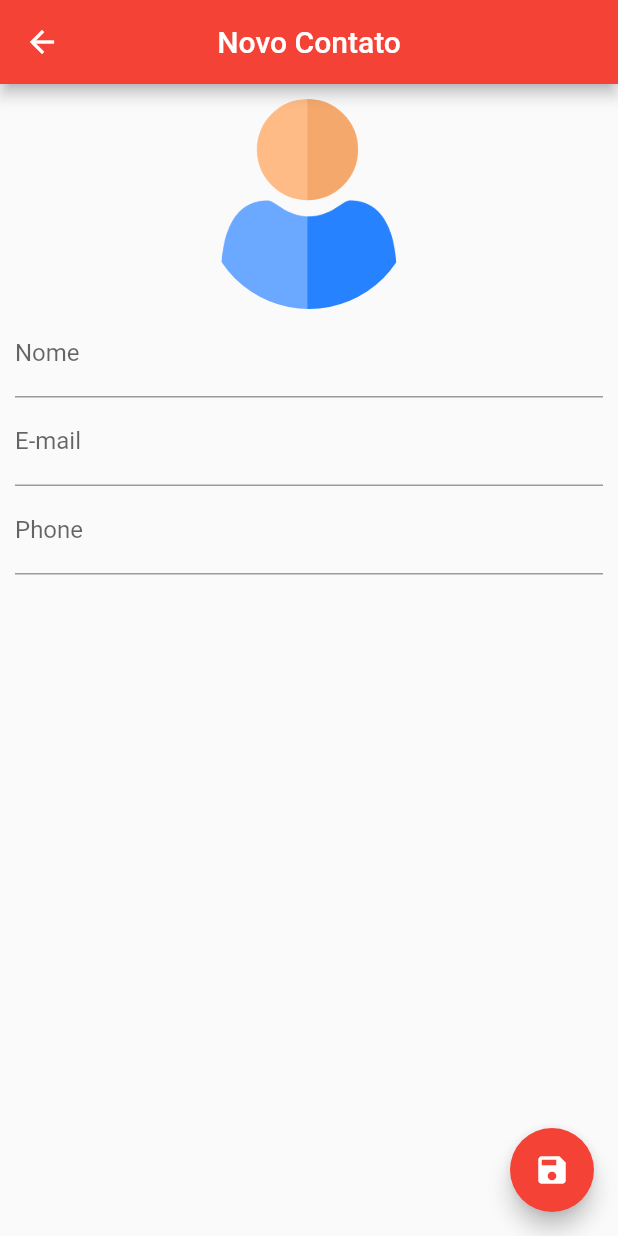
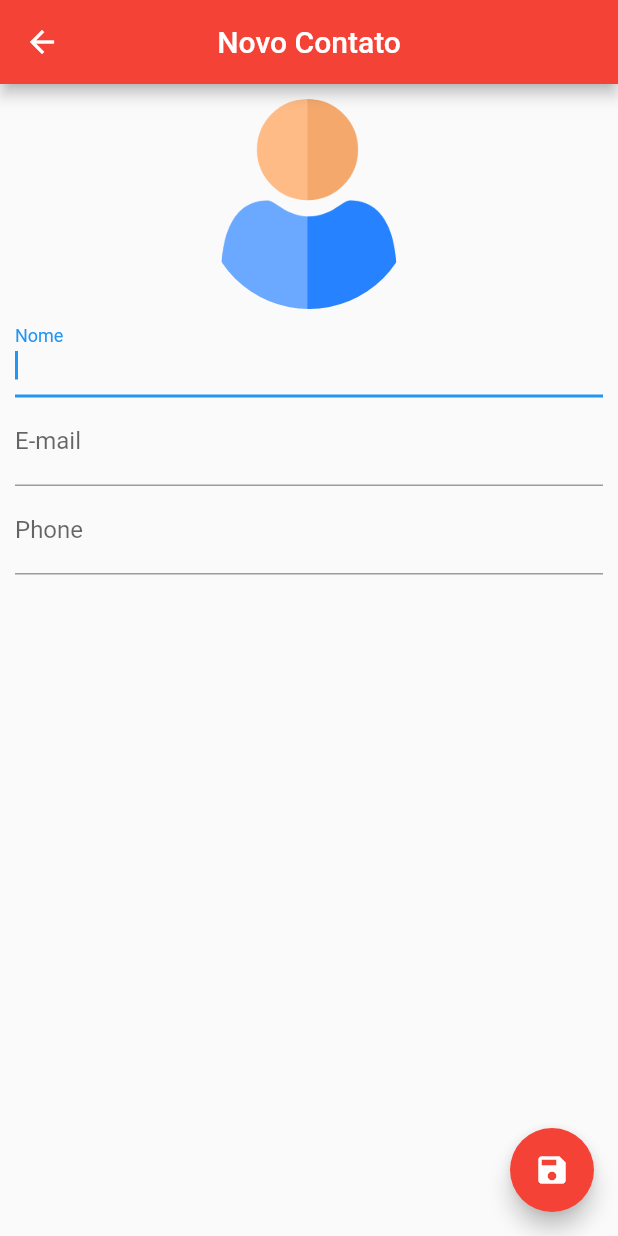
Before and after one commit to rafa7w/contact-list, a Flutter app: the ContactPage screen opened directly, after a tap on the "save" icon, on a phone screen of 412 x 824 dp. Run offline on Flutter 3.47's test engine with Material 2 defaults, Android fonts, the phone set to English and light mode, and no system bars; our stand-ins replace sqflite; accounts and stored records are empty.

```diff
--- a/lib/interface/contact_page.dart
+++ b/lib/interface/contact_page.dart
@@ -16,6 +16,7 @@ class _ContactPageState extends State<ContactPage> {
   final _nameController = TextEditingController();
   final _emailController = TextEditingController();
   final _phoneController = TextEditingController();
+  final _nameFocus = FocusNode();
   bool _userEdited = false;
   Contact? _editedContact;
 
@@ -42,7 +43,14 @@ class _ContactPageState extends State<ContactPage> {
         centerTitle: true,
       ),
       floatingActionButton: FloatingActionButton(
-        onPressed: () {},
+        onPressed: () {
+          if (_editedContact!.name != null &&
+              _editedContact!.name!.isNotEmpty) {
+            Navigator.pop(context, _editedContact);
+          } else {
+            FocusScope.of(context).requestFocus(_nameFocus);
+          }
+        },
         child: const Icon(Icons.save),
         backgroundColor: Colors.red,
       ),
@@ -65,6 +73,7 @@ class _ContactPageState extends State<ContactPage> {
               ),
             ),
             TextField(
+              focusNode: _nameFocus,
               decoration: const InputDecoration(
                 labelText: 'Nome',
               ),
```
